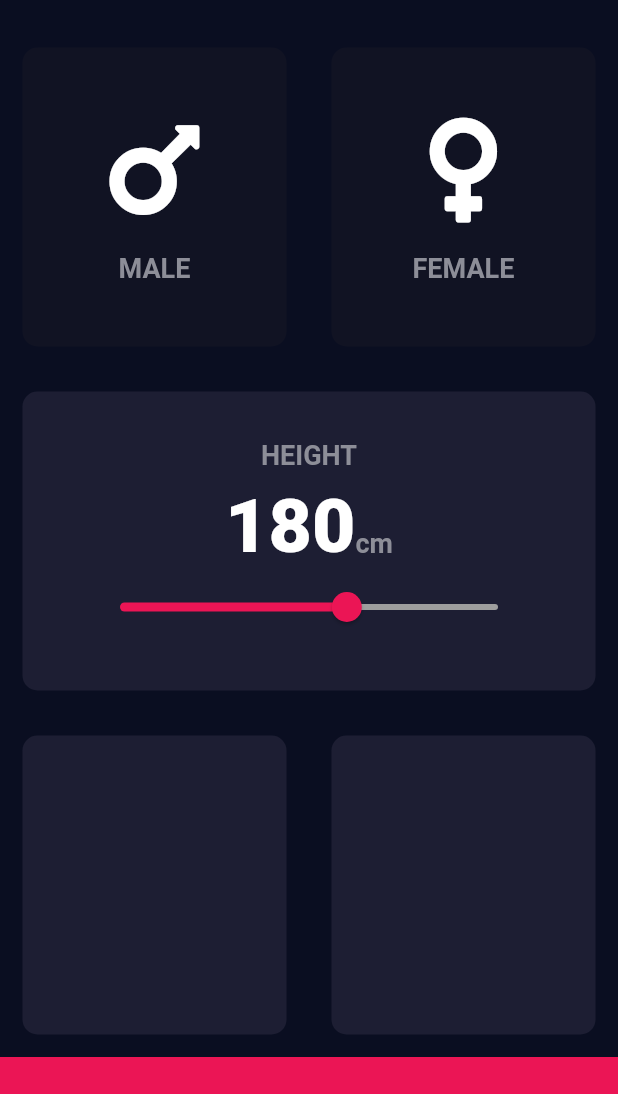
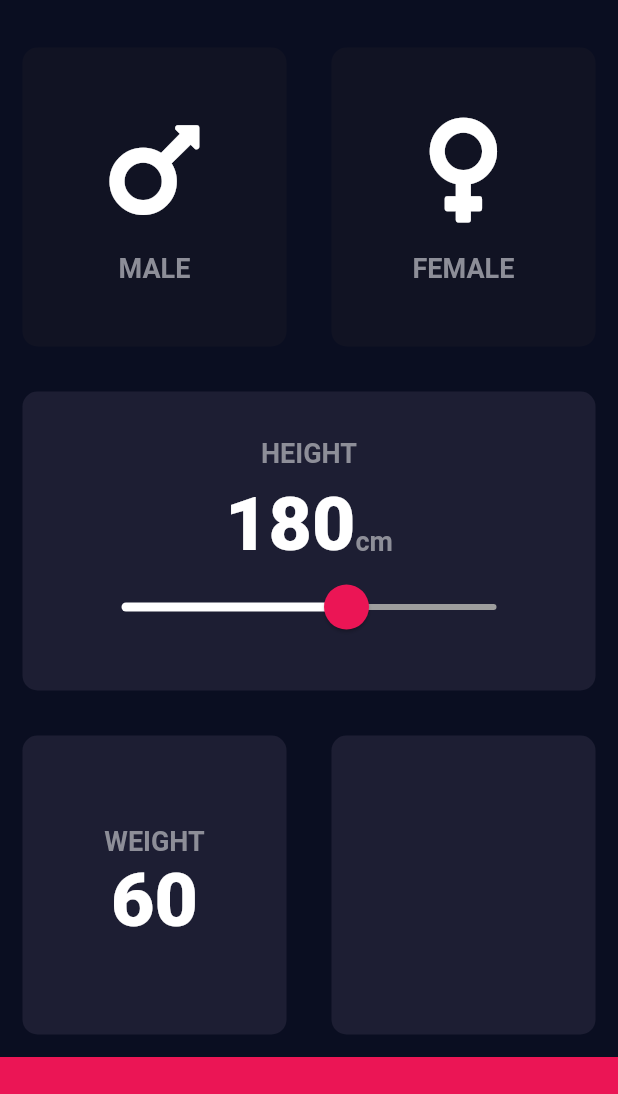
Before and after one commit to Oshinowo/bmi-calculator, a Flutter app: the screen it shows after launch, on a phone screen of 412 x 824 dp, the part 59-1153 px from its top. Run offline on Flutter 3.47's test engine with Material 2 defaults, Android fonts, the phone set to English and light mode, and no system bars; our stand-ins replace font_awesome_flutter.

Commit message:
second commit

```diff
--- a/lib/input_page.dart
+++ b/lib/input_page.dart
@@ -36,6 +36,7 @@ class _InputPageState extends State<InputPage> {
   // }
 
   int height = 180;
+  int weight = 60;
 
   @override
   Widget build(BuildContext context) {
@@ -116,6 +117,16 @@ class _InputPageState extends State<InputPage> {
                   ),
                   SizedBox(
                     width: 300.0,
+                    child: SliderTheme(
+                      data: SliderTheme.of(context).copyWith(
+                          activeTrackColor: Colors.white,
+                          inactiveTrackColor: Colors.grey,
+                          thumbColor: Color(0xffeb1555),
+                          thumbShape:
+                              RoundSliderThumbShape(enabledThumbRadius: 15.0),
+                          overlayShape:
+                              RoundSliderOverlayShape(overlayRadius: 25.0),
+                          overlayColor: Color(0x29eb1555)),
                       child: Slider(
                         value: height.toDouble(),
                         min: 120,
@@ -123,11 +134,10 @@ class _InputPageState extends State<InputPage> {
                         onChanged: (double newValue) {
                           setState(() {
                             height = newValue.round();
-                          print(height);
+                            // print(height);
                           });
                         },
-                      activeColor: Color(0xffeb1555),
-                      inactiveColor: Colors.grey,
+                      ),
                     ),
                   ),
                 ],
@@ -140,6 +150,19 @@ class _InputPageState extends State<InputPage> {
                 Expanded(
                   child: ReusableCard(
                     colour: kActiveCardColour,
+                    cardChild: Column(
+                      mainAxisAlignment: MainAxisAlignment.center,
+                      children: [
+                        Text(
+                          'WEIGHT',
+                          style: kLabelTextStyle,
+                        ),
+                        Text(
+                          weight.toString(),
+                          style: kHeavyHeightFont,
+                        ),
+                      ],
+                    ),
                   ),
                 ),
                 Expanded(
```
Lines whose indentation alone changed are shown as unchanged.
